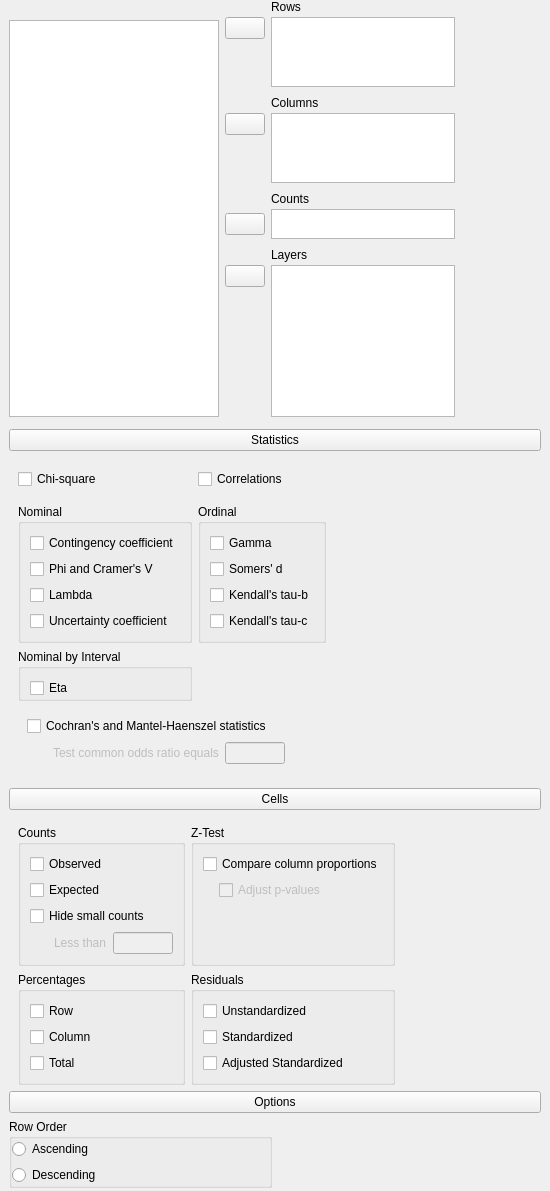
First picture: the form in JASP-Desktop/analysisforms/crosstabsform.ui, repository jasp-stats/jasp-desktop, before the edit.
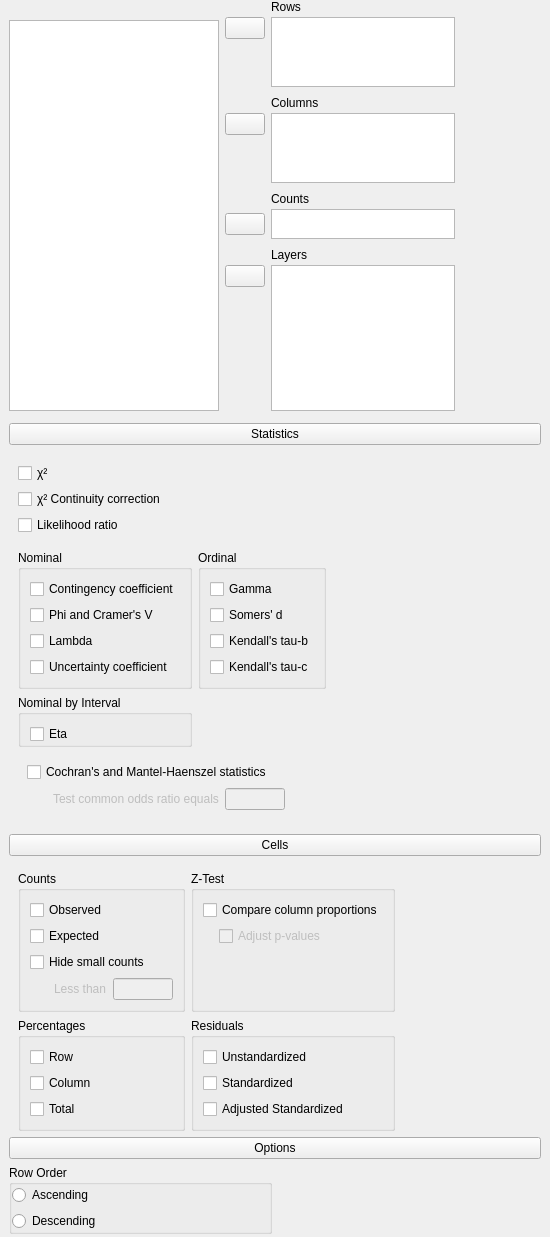
Second picture: the form after the edit. Custom widgets are drawn as their Qt base class.

Commit message:
F Crosstabs: Updates to UI and options
Separate checkboxes and options for chiSquared,
chiSquareContinuityCorrection and likelihoodRatio

```diff
--- a/JASP-Desktop/analysisforms/crosstabsform.ui
+++ b/JASP-Desktop/analysisforms/crosstabsform.ui
@@ -704,22 +704,6 @@
       <item row="2" column="0" rowspan="2" colspan="3">
        <widget class="QWidget" name="panelStatistics" native="true">
         <layout class="QGridLayout" name="gridLayout_23">
-         <item row="1" column="0">
-          <widget class="QWidget" name="widget_17" native="true">
-           <layout class="QGridLayout" name="gridLayout_15">
-            <property name="leftMargin">
-             <number>0</number>
-            </property>
-            <item row="0" column="0">
-             <widget class="BoundCheckBox" name="chiSquared">
-              <property name="text">
-               <string>Chi-square</string>
-              </property>
-             </widget>
-            </item>
-           </layout>
-          </widget>
-         </item>
          <item row="3" column="0">
           <widget class="QGroupBox" name="groupBox_7">
            <property name="title">
@@ -742,22 +726,6 @@
            </layout>
           </widget>
          </item>
-         <item row="1" column="1">
-          <widget class="QWidget" name="widget_19" native="true">
-           <layout class="QGridLayout" name="gridLayout_12">
-            <property name="leftMargin">
-             <number>0</number>
-            </property>
-            <item row="0" column="0">
-             <widget class="BoundCheckBox" name="correlations">
-              <property name="text">
-               <string>Correlations</string>
-              </property>
-             </widget>
-            </item>
-           </layout>
-          </widget>
-         </item>
          <item row="2" column="1">
           <widget class="QGroupBox" name="groupBox_6">
            <property name="title">
@@ -900,6 +868,36 @@
            </layout>
           </widget>
          </item>
+         <item row="1" column="0" colspan="3">
+          <widget class="QWidget" name="widget_17" native="true">
+           <layout class="QGridLayout" name="gridLayout_15">
+            <property name="leftMargin">
+             <number>0</number>
+            </property>
+            <item row="0" column="0">
+             <widget class="BoundCheckBox" name="chiSquared">
+              <property name="text">
+               <string>χ²</string>
+              </property>
+             </widget>
+            </item>
+            <item row="1" column="0">
+             <widget class="BoundCheckBox" name="chiSquaredContinuityCorrection">
+              <property name="text">
+               <string>χ² Continuity correction</string>
+              </property>
+             </widget>
+            </item>
+            <item row="2" column="0">
+             <widget class="BoundCheckBox" name="likelihoodRatio">
+              <property name="text">
+               <string>Likelihood ratio</string>
+              </property>
+             </widget>
+            </item>
+           </layout>
+          </widget>
+         </item>
         </layout>
        </widget>
       </item>
@@ -919,6 +917,16 @@
    <extends>QListView</extends>
    <header>widgets/availablefieldslistview.h</header>
   </customwidget>
+  <customwidget>
+   <class>BoundListView</class>
+   <extends>QListView</extends>
+   <header>widgets/boundlistview.h</header>
+  </customwidget>
+  <customwidget>
+   <class>ExpanderButton</class>
+   <extends>QPushButton</extends>
+   <header>widgets/expanderbutton.h</header>
+  </customwidget>
   <customwidget>
    <class>BoundCheckBox</class>
    <extends>QCheckBox</extends>
@@ -935,16 +943,6 @@
    <header>widgets/boundgroupbox.h</header>
    <container>1</container>
   </customwidget>
-  <customwidget>
-   <class>BoundListView</class>
-   <extends>QListView</extends>
-   <header>widgets/boundlistview.h</header>
-  </customwidget>
-  <customwidget>
-   <class>ExpanderButton</class>
-   <extends>QPushButton</extends>
-   <header>widgets/expanderbutton.h</header>
-  </customwidget>
  </customwidgets>
  <resources/>
  <connections>
```
Left out of the diff: 8 changed lines with no effect on the pictures. The commit also changes 2 other files.
